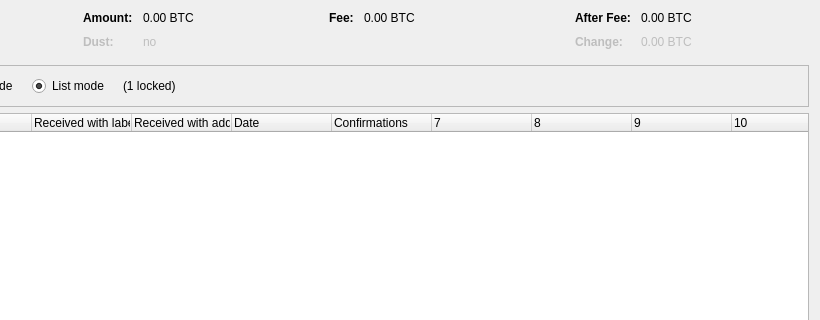
First picture: the form in src/qt/forms/coincontroldialog.ui, repository BTHPOS/BTH, before the edit; both pictures show x 180 to 1000 and y 0 to 320 of the 1000 by 500 pixel window.
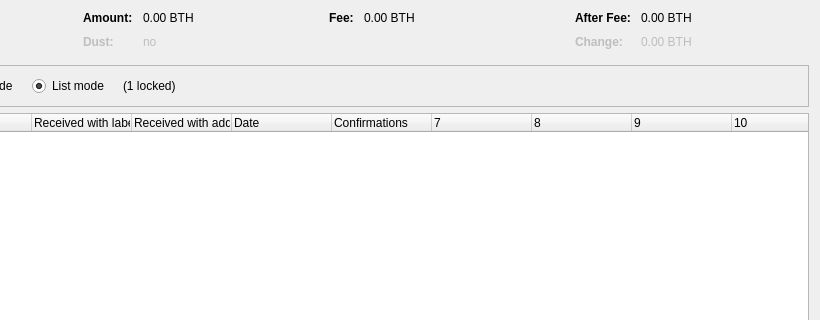
Second picture: the form after the edit. Custom widgets are drawn as their Qt base class.

What changed in the file:
```diff
--- a/src/qt/forms/coincontroldialog.ui
+++ b/src/qt/forms/coincontroldialog.ui
@@ -132,7 +132,7 @@
           <enum>Qt::ActionsContextMenu</enum>
          </property>
          <property name="text">
-          <string notr="true">0.00 BTC</string>
+          <string notr="true">0.00 BTH</string>
          </property>
          <property name="textInteractionFlags">
           <set>Qt::LinksAccessibleByMouse|Qt::TextSelectableByKeyboard|Qt::TextSelectableByMouse</set>
@@ -212,7 +212,7 @@
           <enum>Qt::ActionsContextMenu</enum>
          </property>
          <property name="text">
-          <string notr="true">0.00 BTC</string>
+          <string notr="true">0.00 BTH</string>
          </property>
          <property name="textInteractionFlags">
           <set>Qt::LinksAccessibleByMouse|Qt::TextSelectableByKeyboard|Qt::TextSelectableByMouse</set>
@@ -257,7 +257,7 @@
           <enum>Qt::ActionsContextMenu</enum>
          </property>
          <property name="text">
-          <string notr="true">0.00 BTC</string>
+          <string notr="true">0.00 BTH</string>
          </property>
          <property name="textInteractionFlags">
           <set>Qt::LinksAccessibleByMouse|Qt::TextSelectableByKeyboard|Qt::TextSelectableByMouse</set>
@@ -292,7 +292,7 @@
           <enum>Qt::ActionsContextMenu</enum>
          </property>
          <property name="text">
-          <string notr="true">0.00 BTC</string>
+          <string notr="true">0.00 BTH</string>
          </property>
          <property name="textInteractionFlags">
           <set>Qt::LinksAccessibleByMouse|Qt::TextSelectableByKeyboard|Qt::TextSelectableByMouse</set>
```
Left out of the diff: 2 changed lines with no effect on the pictures.
